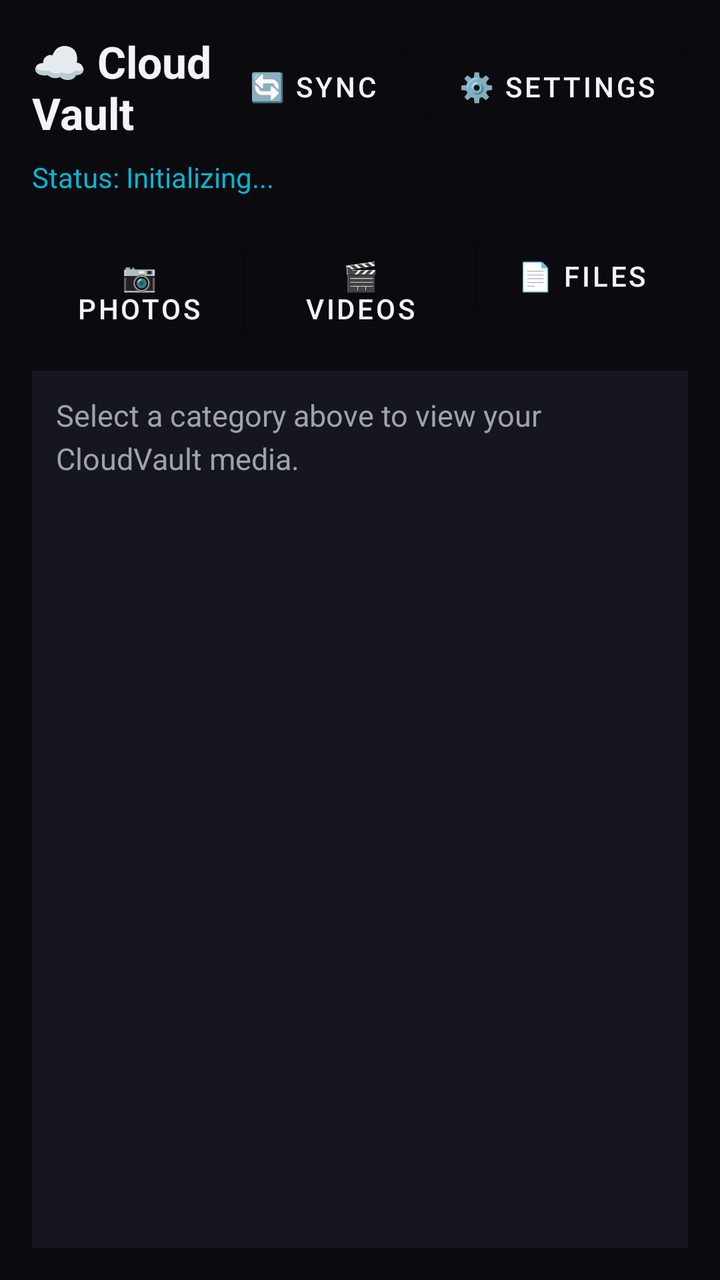
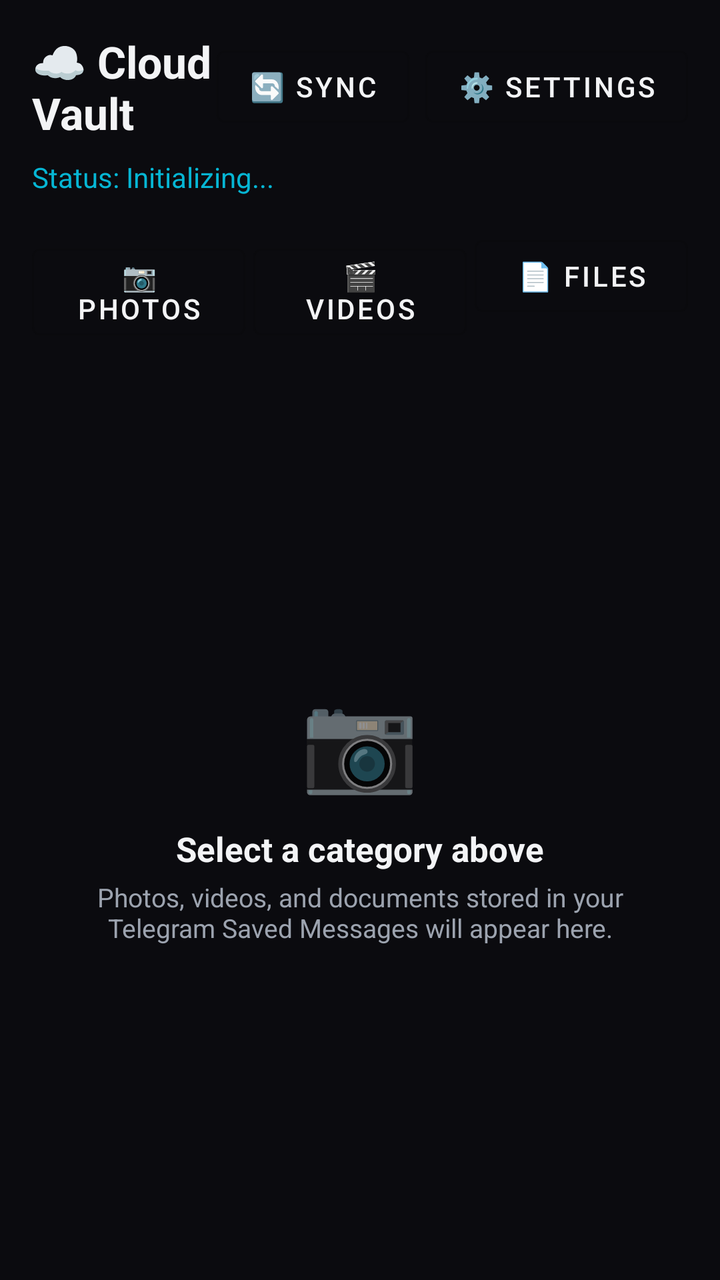

Screens rendered from an Android XML layout before and after an edit, with the pre-edit source and the edit as a unified diff.
<!-- AndroidManifest.xml: application theme Theme.CloudVault -->
<!-- res/layout/activity_main.xml -->
<?xml version="1.0" encoding="utf-8"?>
<LinearLayout xmlns:android="http://schemas.android.com/apk/res/android"
    android:layout_width="match_parent"
    android:layout_height="match_parent"
    android:orientation="vertical"
    android:background="@color/bg_dark"
    android:padding="16dp">

    
    <LinearLayout
        android:layout_width="match_parent"
        android:layout_height="wrap_content"
        android:orientation="horizontal"
        android:gravity="center_vertical">

        <TextView
            android:layout_width="0dp"
            android:layout_height="wrap_content"
            android:layout_weight="1"
            android:text="☁️ CloudVault"
            android:textColor="@color/text_primary"
            android:textSize="22sp"
            android:textStyle="bold" />

        <com.google.android.material.button.MaterialButton
            android:id="@+id/btnRefresh"
            android:layout_width="wrap_content"
            android:layout_height="wrap_content"
            android:text="🔄 Sync"
            android:textColor="@color/text_primary"
            style="@style/Widget.MaterialComponents.Button.OutlinedButton" />

        <com.google.android.material.button.MaterialButton
            android:id="@+id/btnSettings"
            android:layout_width="wrap_content"
            android:layout_height="wrap_content"
            android:layout_marginStart="8dp"
            android:text="⚙️ Settings"
            android:textColor="@color/text_primary"
            style="@style/Widget.MaterialComponents.Button.OutlinedButton" />
    </LinearLayout>

    <TextView
        android:id="@+id/tvStatus"
        android:layout_width="match_parent"
        android:layout_height="wrap_content"
        android:layout_marginTop="8dp"
        android:text="Status: Initializing..."
        android:textColor="@color/accent_cyan"
        android:textSize="14sp" />

    
    <LinearLayout
        android:layout_width="match_parent"
        android:layout_height="wrap_content"
        android:layout_marginTop="16dp"
        android:orientation="horizontal">

        <com.google.android.material.button.MaterialButton
            android:id="@+id/btnTabPhotos"
            android:layout_width="0dp"
            android:layout_height="wrap_content"
            android:layout_weight="1"
            android:text="📷 Photos"
            android:textColor="@color/text_primary"
            style="@style/Widget.MaterialComponents.Button.OutlinedButton" />

        <com.google.android.material.button.MaterialButton
            android:id="@+id/btnTabVideos"
            android:layout_width="0dp"
            android:layout_height="wrap_content"
            android:layout_weight="1"
            android:layout_marginStart="4dp"
            android:text="🎬 Videos"
            android:textColor="@color/text_primary"
            style="@style/Widget.MaterialComponents.Button.OutlinedButton" />

        <com.google.android.material.button.MaterialButton
            android:id="@+id/btnTabFiles"
            android:layout_width="0dp"
            android:layout_height="wrap_content"
            android:layout_weight="1"
            android:layout_marginStart="4dp"
            android:text="📄 Files"
            android:textColor="@color/text_primary"
            style="@style/Widget.MaterialComponents.Button.OutlinedButton" />
    </LinearLayout>

    
    <FrameLayout
        android:id="@+id/playerContainer"
        android:layout_width="match_parent"
        android:layout_height="220dp"
        android:layout_marginTop="16dp"
        android:visibility="gone"
        android:background="#000000" />

    
    <ScrollView
        android:layout_width="match_parent"
        android:layout_height="0dp"
        android:layout_weight="1"
        android:layout_marginTop="16dp"
        android:background="@color/card_bg"
        android:padding="12dp">

        <TextView
            android:id="@+id/tvContentSummary"
            android:layout_width="match_parent"
            android:layout_height="wrap_content"
            android:text="Select a category above to view your CloudVault media."
            android:textColor="@color/text_secondary"
            android:textSize="15sp"
            android:lineSpacingExtra="4dp" />
    </ScrollView>

</LinearLayout>
<!-- resources referenced by this layout -->
<resources>
  <color name="accent_cyan">#06B6D4</color>
  <color name="bg_dark">#0B0B0F</color>
  <color name="card_bg">#16161E</color>
  <color name="text_primary">#F3F4F6</color>
  <color name="text_secondary">#9CA3AF</color>
  <style name="Theme.CloudVault" parent="Theme.MaterialComponents.DayNight.NoActionBar">
          <item name="colorPrimary">@color/accent_blue</item>
          <item name="colorSecondary">@color/accent_cyan</item>
          <item name="android:statusBarColor">@color/bg_dark</item>
          <item name="android:windowBackground">@color/bg_dark</item>
      </style>
  <color name="accent_blue">#3B82F6</color>
</resources>

<!-- the commit's change to res/layout/activity_main.xml (unified diff, before → after) -->
@@ -96,22 +96,65 @@
         android:background="#000000" />
 
     
-    <ScrollView
+    <FrameLayout
         android:layout_width="match_parent"
         android:layout_height="0dp"
         android:layout_weight="1"
-        android:layout_marginTop="16dp"
-        android:background="@color/card_bg"
-        android:padding="12dp">
+        android:layout_marginTop="16dp">
 
-        <TextView
-            android:id="@+id/tvContentSummary"
+        <androidx.recyclerview.widget.RecyclerView
+            android:id="@+id/rvMediaGrid"
             android:layout_width="match_parent"
-            android:layout_height="wrap_content"
-            android:text="Select a category above to view your CloudVault media."
-            android:textColor="@color/text_secondary"
-            android:textSize="15sp"
-            android:lineSpacingExtra="4dp" />
-    </ScrollView>
+            android:layout_height="match_parent"
+            android:clipToPadding="false"
+            android:padding="2dp"
+            android:scrollbars="vertical" />
+
+        
+        <LinearLayout
+            android:id="@+id/layoutEmptyState"
+            android:layout_width="match_parent"
+            android:layout_height="match_parent"
+            android:orientation="vertical"
+            android:gravity="center"
+            android:padding="24dp">
+
+            <TextView
+                android:id="@+id/tvEmptyEmoji"
+                android:layout_width="wrap_content"
+                android:layout_height="wrap_content"
+                android:text="📷"
+                android:textSize="48sp" />
+
+            <TextView
+                android:id="@+id/tvEmptyTitle"
+                android:layout_width="wrap_content"
+                android:layout_height="wrap_content"
+                android:layout_marginTop="12dp"
+                android:text="Select a category above"
+                android:textColor="@color/text_primary"
+                android:textSize="17sp"
+                android:textStyle="bold" />
+
+            <TextView
+                android:id="@+id/tvEmptySubtitle"
+                android:layout_width="wrap_content"
+                android:layout_height="wrap_content"
+                android:layout_marginTop="4dp"
+                android:gravity="center"
+                android:text="Photos, videos, and documents stored in your Telegram Saved Messages will appear here."
+                android:textColor="@color/text_secondary"
+                android:textSize="13sp" />
+        </LinearLayout>
+
+        
+        <ProgressBar
+            android:id="@+id/pbLoading"
+            android:layout_width="40dp"
+            android:layout_height="40dp"
+            android:layout_gravity="center"
+            android:visibility="gone" />
+
+    </FrameLayout>
 
 </LinearLayout>
<!-- resource entries referenced after the edit -->
@@ -2,7 +2,6 @@
 <resources>
   <color name="accent_cyan">#06B6D4</color>
   <color name="bg_dark">#0B0B0F</color>
-  <color name="card_bg">#16161E</color>
   <color name="text_primary">#F3F4F6</color>
   <color name="text_secondary">#9CA3AF</color>
   <style name="Theme.CloudVault" parent="Theme.MaterialComponents.DayNight.NoActionBar">
